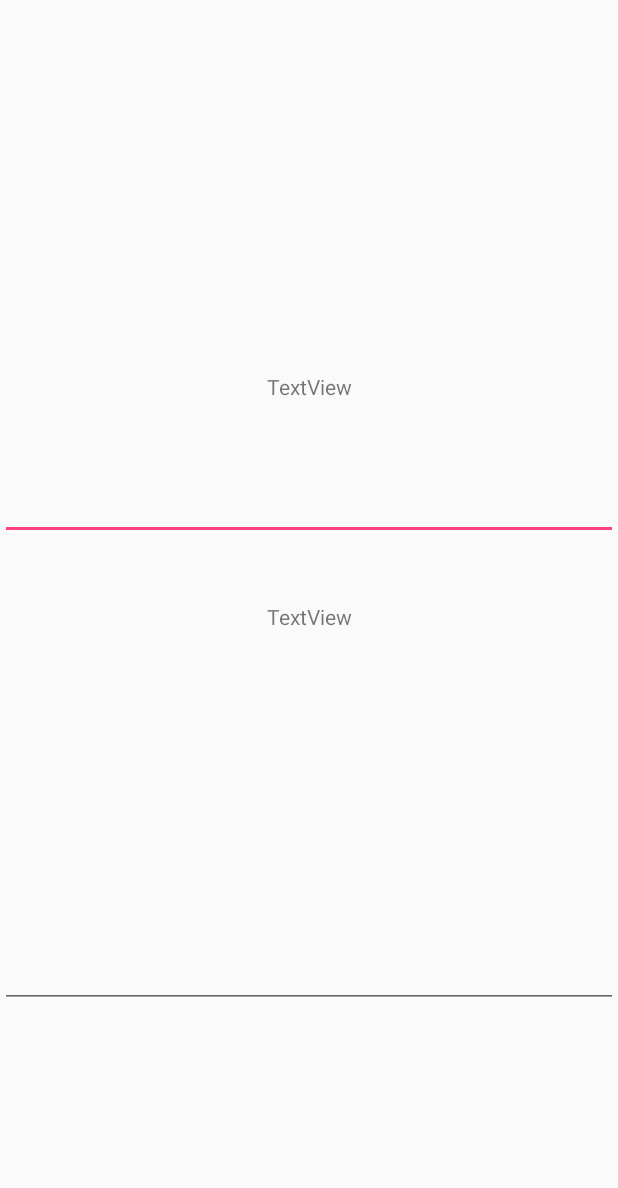
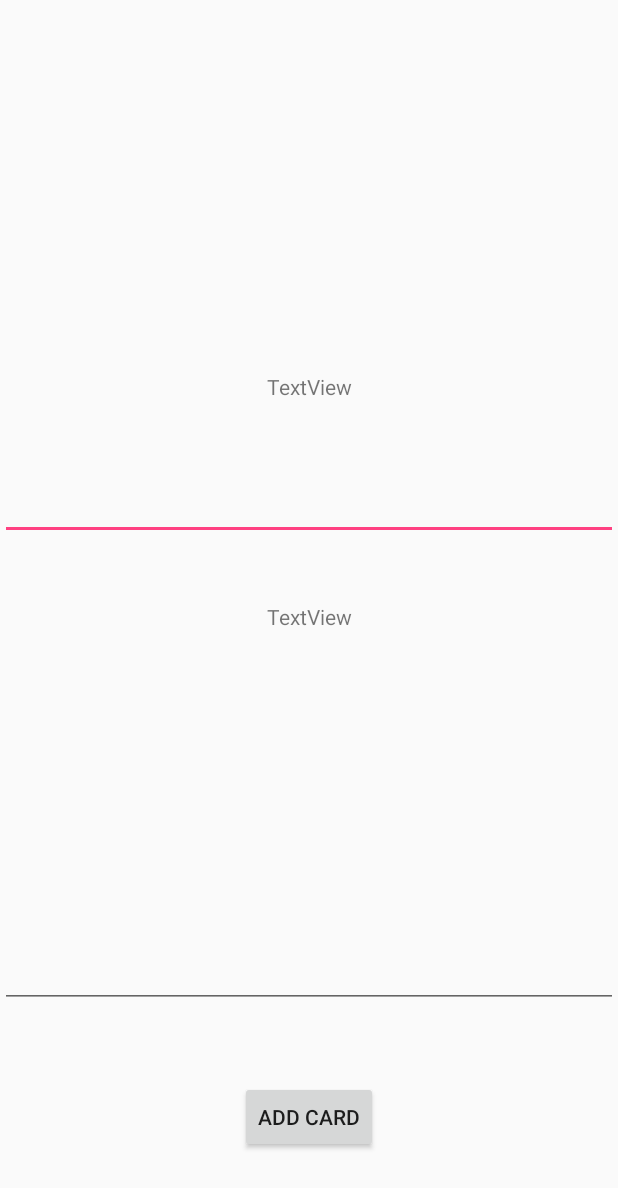
Before and after one commit to memedelacreme/AssignmentHH, an Android app: the layout activity_add_flash_card.xml on its own in the app's theme, with its tools: preview values and no code run, on a phone screen of 412 x 824 dp. Shown: the top 1188 px of the screen. Run offline under Robolectric (Android 15) with nearby library versions, the phone set to English and light mode, and no system bars.

Commit message:
Pushing previous updates

```diff
--- a/app/src/main/AndroidManifest.xml
+++ b/app/src/main/AndroidManifest.xml
@@ -29,7 +29,8 @@
             android:label="@string/title_activity_additional__resources__menu"
             android:theme="@style/AppTheme.NoActionBar" />
         <activity android:name=".MainActivity" />
-        <activity android:name=".FlashCardMain"></activity>
+        <activity android:name=".FlashCardMain" />
+        <activity android:name=".AddFlashCard"></activity>
     </application>
 
 </manifest>
--- a/app/src/main/res/layout/activity_add_flash_card.xml
+++ b/app/src/main/res/layout/activity_add_flash_card.xml
@@ -49,4 +49,14 @@
         app:layout_constraintStart_toStartOf="parent"
         app:layout_constraintTop_toBottomOf="@+id/topic_input" />
 
+    <Button
+        android:id="@+id/addCard"
+        android:layout_width="wrap_content"
+        android:layout_height="wrap_content"
+        android:layout_marginBottom="55dp"
+        android:text="Add Card"
+        app:layout_constraintBottom_toBottomOf="parent"
+        app:layout_constraintEnd_toEndOf="parent"
+        app:layout_constraintStart_toStartOf="parent" />
+
 </android.support.constraint.ConstraintLayout>
--- a/app/src/main/res/layout/activity_flash_card_main.xml
+++ b/app/src/main/res/layout/activity_flash_card_main.xml
@@ -20,7 +20,7 @@
     </android.support.v7.widget.RecyclerView>
 
     <android.support.design.widget.FloatingActionButton
-        android:id="@+id/floatingActionButton"
+        android:id="@+id/addFlashCardActivity"
         android:layout_width="50dp"
         android:layout_height="50dp"
         android:layout_alignParentEnd="true"
```
Also changed, not shown: app/src/main/java/com/example/jsh/assignment_hh/FlashCardMain.java (+16 -4 lines).
